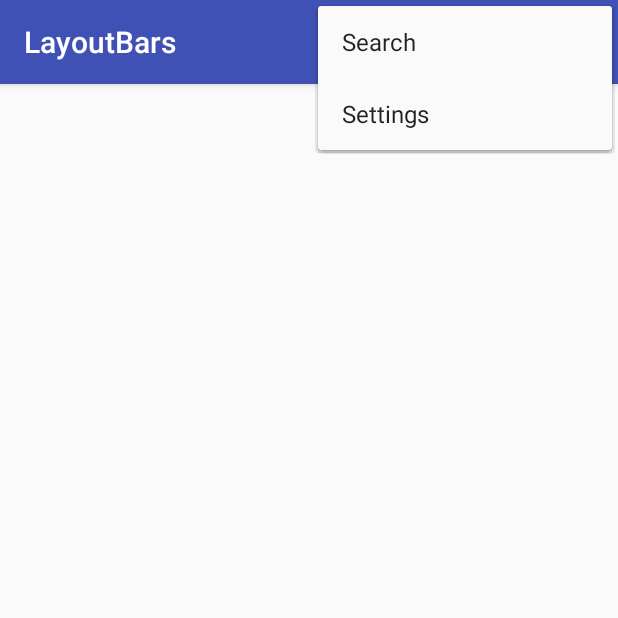
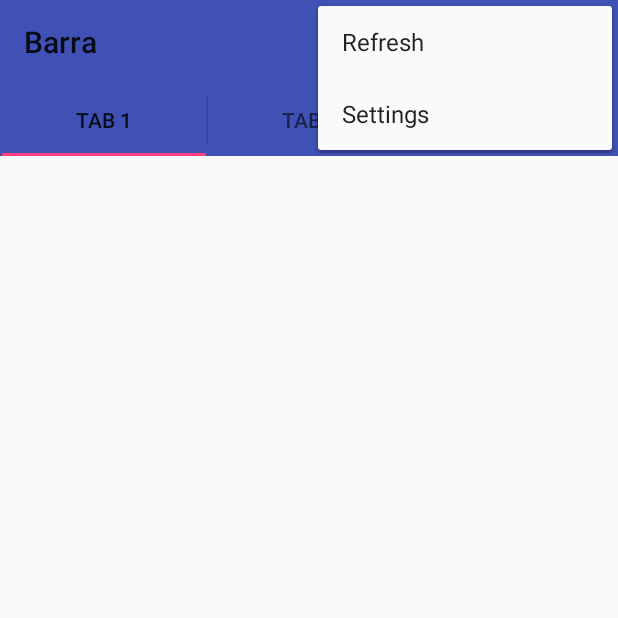
Before and after one commit to paulo9mv/LayoutBars, an Android app: the screen it shows after launch (MainActivity), with the options menu open, on a phone screen of 412 x 824 dp, the top half of it. Run offline under Robolectric (Android 15) with nearby library versions, the phone set to English and light mode, and no system bars.

Commit message:
TABs adicionadas

```diff
--- a/app/src/main/AndroidManifest.xml
+++ b/app/src/main/AndroidManifest.xml
@@ -9,7 +9,8 @@
         android:roundIcon="@mipmap/ic_launcher_round"
         android:supportsRtl="true"
         android:theme="@style/AppTheme">
-        <activity android:name=".MainActivity">
+        <activity android:name=".MainActivity"
+            android:label="@string/app_name">
             <intent-filter>
                 <action android:name="android.intent.action.MAIN" />
 
--- a/app/src/main/java/com/example/paulovitor/layoutbars/MainActivity.java
+++ b/app/src/main/java/com/example/paulovitor/layoutbars/MainActivity.java
@@ -2,6 +2,7 @@ package com.example.paulovitor.layoutbars;
 
 import android.content.Intent;
 import android.support.v4.view.MenuItemCompat;
+import android.support.v7.app.ActionBar;
 import android.support.v7.app.AppCompatActivity;
 import android.os.Bundle;
 import android.view.Menu;
@@ -10,12 +11,25 @@ import android.widget.SearchView;
 import android.widget.Toast;
 import android.support.v7.widget.ShareActionProvider;
 
+import java.util.Timer;
+
 public class MainActivity extends DebugActivity {
 
     @Override
     protected void onCreate(Bundle savedInstanceState) {
         super.onCreate(savedInstanceState);
         setContentView(R.layout.activity_main);
+
+        ActionBar actionBar = getSupportActionBar();
+        actionBar.setTitle("Barra");
+
+        //Uso de Tabs
+        actionBar.setNavigationMode(ActionBar.NAVIGATION_MODE_TABS);
+
+        //Adiciona tabs
+        actionBar.addTab(actionBar.newTab().setText("Tab 1").setTabListener(new MyTabListener(this, 1)));
+        actionBar.addTab(actionBar.newTab().setText("Tab 2").setTabListener(new MyTabListener(this, 2)));
+        actionBar.addTab(actionBar.newTab().setText("Tab 3").setTabListener(new MyTabListener(this, 3)));
     }
 
     @Override
--- /dev/null
+++ b/app/src/main/java/com/example/paulovitor/layoutbars/MyTabListener.java
@@ -0,0 +1,32 @@
+package com.example.paulovitor.layoutbars;
+
+import android.content.Context;
+import android.support.v4.app.FragmentTransaction;
+import android.support.v7.app.ActionBar;
+import android.widget.Toast;
+
+public class MyTabListener implements ActionBar.TabListener {
+
+    private int tabId;
+    private Context context;
+
+    public MyTabListener(Context context, int tabId){
+        this.context = context;
+        this.tabId = tabId;
+    }
+
+    @Override
+    public void onTabSelected(ActionBar.Tab tab, FragmentTransaction ft) {
+        Toast.makeText(context, "Tab " + tabId, Toast.LENGTH_SHORT).show();
+    }
+
+    @Override
+    public void onTabUnselected(ActionBar.Tab tab, FragmentTransaction ft) {
+
+    }
+
+    @Override
+    public void onTabReselected(ActionBar.Tab tab, FragmentTransaction ft) {
+
+    }
+}
--- a/app/src/main/res/menu/menu_main.xml
+++ b/app/src/main/res/menu/menu_main.xml
@@ -1,10 +1,6 @@
 <?xml version="1.0" encoding="utf-8"?>
 <menu xmlns:android="http://schemas.android.com/apk/res/android"
     xmlns:app="http://schemas.android.com/apk/res-auto">
-    <item android:icon="@drawable/ic_action_refresh"
-        android:id="@+id/action_refresh"
-        android:title="@string/action_refresh"
-        app:showAsAction="always"/>
     <item android:icon="@drawable/ic_action_share"
         android:id="@+id/action_share"
         android:title="@string/action_share"
@@ -13,8 +9,12 @@
     <item android:id="@+id/action_search"
         android:icon="@drawable/ic_action_search"
         android:title="@string/action_search"
-        app:showAsAction="ifRoom"
+        app:showAsAction="always"
         app:actionViewClass="android.widget.SearchView" />
+    <item android:icon="@drawable/ic_action_refresh"
+        android:id="@+id/action_refresh"
+        android:title="@string/action_refresh"
+        app:showAsAction="ifRoom"/>
     <item android:id="@+id/action_settings"
         android:title="@string/action_settings"
         app:showAsAction="never"/>
--- a/app/src/main/res/values/strings.xml
+++ b/app/src/main/res/values/strings.xml
@@ -5,4 +5,5 @@
     <string name="action_search">Search</string>
     <string name="action_settings">Settings</string>
     <string name="action_share">Share</string>
+
 </resources>
--- a/app/src/main/res/values/styles.xml
+++ b/app/src/main/res/values/styles.xml
@@ -1,7 +1,7 @@
 <resources>
 
     <!-- Base application theme. -->
-    <style name="AppTheme" parent="Theme.AppCompat.Light.DarkActionBar">
+    <style name="AppTheme" parent="Theme.AppCompat.Light">
         <!-- Customize your theme here. -->
         <item name="colorPrimary">@color/colorPrimary</item>
         <item name="colorPrimaryDark">@color/colorPrimaryDark</item>
```
